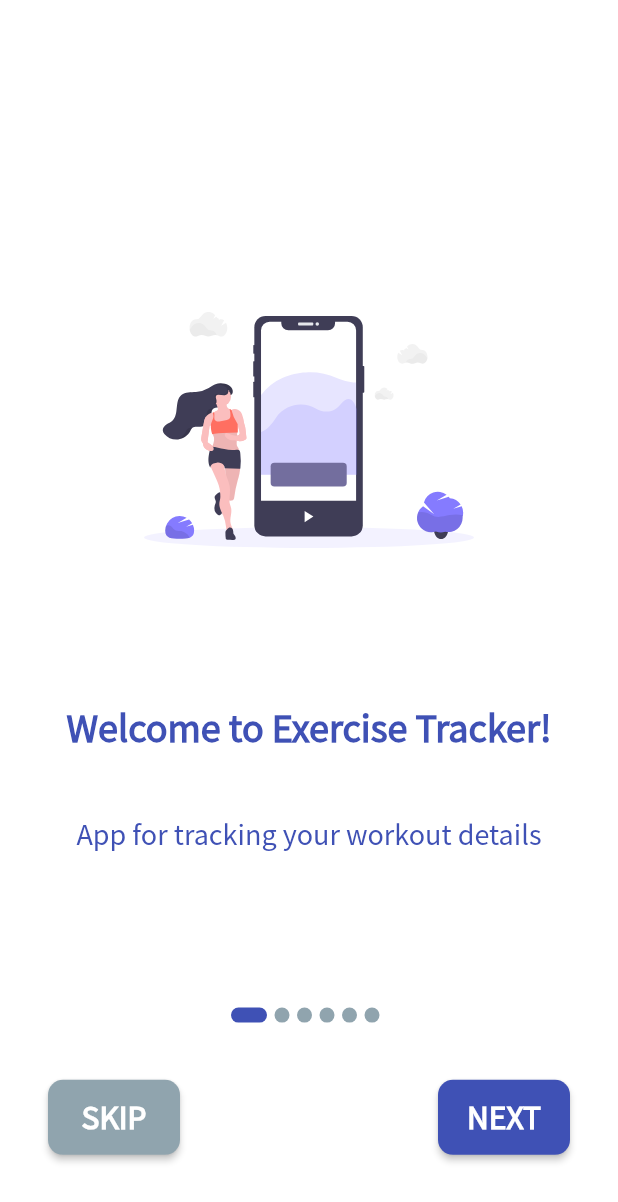
After one commit to sophiathy/fyp_app, a Flutter app: the UserManual screen opened by its route, on a phone screen of 412 x 824 dp. The commit adds this screen. Shown: the top 1202 px of the screen. Run offline on Flutter 3.47's test engine with Material 2 defaults, Android fonts, the phone set to English and light mode, and no system bars; our stand-ins replace animated_text_kit, awesome_dialog, cloud_firestore, csv, firebase_auth, firebase_storage and 12 more; accounts and stored records are empty.

Commit message:
10/3: - Added average speed to workoutSummary - Added SVGs, titles and contents to userManual (still working on it) - Updated all the dependencies - Fixed: must wait for logout to finish > redirect to login page - Fixed: added stream subscription to solve the issue in checkLogin

```diff
--- a/lib/main.dart
+++ b/lib/main.dart
@@ -1,12 +1,13 @@
 import 'package:firebase_core/firebase_core.dart';
 import 'package:flutter/material.dart';
+import 'package:fyp_app/screens/userManual.dart';
 import 'package:fyp_app/screens/workoutSummary.dart';
 import 'package:fyp_app/services/screenArguments.dart';
 import 'package:fyp_app/theme/darkProvider.dart';
-import 'package:fyp_app/screens/account/login.dart';
-import 'package:fyp_app/screens/account/register.dart';
+import 'package:fyp_app/screens/login.dart';
+import 'package:fyp_app/screens/register.dart';
 import 'package:fyp_app/screens/home.dart';
-import 'package:fyp_app/screens/checkLogin.dart';
+import 'package:fyp_app/services/checkLogin.dart';
 import 'package:fyp_app/screens/workingOut.dart';
 import 'package:fyp_app/services/authAccount.dart';
 import 'package:fyp_app/theme/theme.dart';
@@ -61,6 +62,7 @@ class _MyAppState extends State<MyApp> {
       child: Consumer<DarkProvider>(
           builder: (BuildContext context, value, Widget child) {
         return StreamProvider<UserProperties>.value(
+          initialData: null,
           value: AuthAccount().user, //accessing the user stream
           child: MaterialApp(
             debugShowCheckedModeBanner: false,
@@ -87,6 +89,11 @@ class _MyAppState extends State<MyApp> {
                       child: Register(),
                       type: PageTransitionType.rightToLeftWithFade);
                   break;
+                case '/userManual':
+                  return PageTransition(
+                      child: UserManual(),
+                      type: PageTransitionType.rightToLeftWithFade);
+                  break;
                 case '/home':
                   return PageTransition(
                       child: Home(),
@@ -99,6 +106,7 @@ class _MyAppState extends State<MyApp> {
                           duration: args.duration,
                           csvRows: args.csvRows,
                           todaySteps: args.todaySteps,
+                          averageSpeed: args.averageSpeed,
                           highestSpeed: args.highestSpeed),
                       type: PageTransitionType.rightToLeftWithFade);
                   break;
@@ -109,6 +117,7 @@ class _MyAppState extends State<MyApp> {
                           duration: args.duration,
                           csvRows: args.csvRows,
                           todaySteps: args.todaySteps,
+                          averageSpeed: args.averageSpeed,
                           highestSpeed: args.highestSpeed),
                       type: PageTransitionType.rightToLeftWithFade);
                   break;
@@ -116,13 +125,6 @@ class _MyAppState extends State<MyApp> {
                   return null;
               }
             },
-            //FIXME:route
-            // routes: {
-            //   "/checkLogin": (context) => CheckLogin(),
-            //   "/login": (context) => Login(),
-            //   "/register": (context) => Register(),
-            //   "/home": (context) => Home(),
-            // },
           ),
         );
       }),
--- a/lib/screens/account/login.dart
+++ b/lib/screens/login.dart
@@ -1,6 +1,6 @@
 import 'package:flutter/material.dart';
 import 'package:fyp_app/theme/constants.dart';
-import 'package:fyp_app/screens/account/errorMessage.dart';
+import 'package:fyp_app/widgets/errorMessage.dart';
 import 'package:fyp_app/services/authAccount.dart';
 import 'package:fyp_app/widgets/buttons.dart';
 import 'package:fyp_app/widgets/loading.dart';
--- a/lib/screens/account/register.dart
+++ b/lib/screens/register.dart
@@ -1,6 +1,6 @@
 import 'package:flutter/material.dart';
 import 'package:fyp_app/theme/constants.dart';
-import 'package:fyp_app/screens/account/errorMessage.dart';
+import 'package:fyp_app/widgets/errorMessage.dart';
 import 'package:fyp_app/services/authAccount.dart';
 import 'package:fyp_app/widgets/buttons.dart';
 
--- /dev/null
+++ b/lib/screens/userManual.dart
@@ -0,0 +1,139 @@
+import 'package:flutter/material.dart';
+import 'package:fyp_app/theme/constants.dart';
+import 'package:fyp_app/widgets/manualContent.dart';
+import 'package:fyp_app/widgets/pageIndicator.dart';
+
+class UserManual extends StatefulWidget {
+  @override
+  _UserManualState createState() => _UserManualState();
+}
+
+class _UserManualState extends State<UserManual> {
+  List<Widget> guides = [
+    ManualContent(
+      image: "assets/images/manual_1.svg",
+      title: "Welcome to Exercise Tracker!",
+      desc: "App for tracking your workout details",
+    ),
+    ManualContent(
+      image: "assets/images/manual_2.svg",
+      title: "Welcome to Exercise Tracker!",
+      desc: "blablabla",
+    ),
+    ManualContent(
+      image: "assets/images/manual_3.svg",
+      title: "Welcome to Exercise Tracker!",
+      desc: "blablabla",
+    ),
+    ManualContent(
+      image: "assets/images/manual_4.svg",
+      title: "Welcome to Exercise Tracker!",
+      desc: "blablabla",
+    ),
+    ManualContent(
+      image: "assets/images/manual_5.svg",
+      title: "Welcome to Exercise Tracker!",
+      desc: "blablabla",
+    ),
+    ManualContent(
+      image: "assets/images/manual_6.svg",
+      title: "Welcome to Exercise Tracker!",
+      desc: "blablabla",
+    ),
+  ];
+
+  int currentPageNo = 0;
+
+  @override
+  Widget build(BuildContext context) {
+    return Scaffold(
+      backgroundColor: Theme.of(context).indicatorColor,
+      body: Padding(
+        padding: const EdgeInsets.all(16.0),
+        child: SafeArea(
+          child: SizedBox(
+            width: double.infinity, //center everything
+            child: Column(
+              children: <Widget>[
+                Expanded(
+                  flex: 4,
+                  child: PageView.builder(
+                      onPageChanged: (value) {
+                        setState(() => currentPageNo = value);
+                      },
+                      itemCount: guides.length,
+                      itemBuilder: (context, index) {
+                        return guides[index];
+                      }),
+                ),
+                Expanded(
+                    flex: 1,
+                    child: Column(
+                      children: <Widget>[
+                        Spacer(),
+                        Row(
+                          mainAxisAlignment: MainAxisAlignment.center,
+                          children: List.generate(
+                            guides.length,
+                            (index) => PageIndicator(
+                                current: currentPageNo, pageNo: index),
+                          ),
+                        ),
+                        Spacer(),
+                        Padding(
+                          padding: const EdgeInsets.all(16.0),
+                          child: Row(
+                            children: <Widget>[
+                              RaisedButton(
+                                onPressed: (() => Navigator.of(context).pop()),
+                                color: kDisabled,
+                                shape: RoundedRectangleBorder(
+                                    borderRadius:
+                                        BorderRadius.circular(
+                                            10.0)),
+                                padding: EdgeInsets.symmetric(
+                                    horizontal: 10.0,
+                                    vertical: 10.0),
+                                child: Text(
+                                  "Skip".toUpperCase(),
+                                  style: TextStyle(
+                                    fontSize: 20.0,
+                                    fontWeight: FontWeight.bold,
+                                    color: Colors.white,
+                                  ),
+                                ),
+                              ),
+                              Spacer(),
+                              RaisedButton(
+                                onPressed: (){},
+                                color: kPrimaryColor_light,
+                                shape: RoundedRectangleBorder(
+                                    borderRadius:
+                                        BorderRadius.circular(
+                                            10.0)),
+                                padding: EdgeInsets.symmetric(
+                                    horizontal: 10.0,
+                                    vertical: 10.0),
+                                child: Text(
+                                  "Next".toUpperCase(),
+                                  style: TextStyle(
+                                    fontSize: 20.0,
+                                    fontWeight: FontWeight.bold,
+                                    color: Colors.white,
+                                  ),
+                                ),
+                              ),
+                            ],
+                          ),
+                        ),
+                        Spacer(),
+                      ],
+                    )),
+              ],
+            ),
+          ),
+        ),
+      ),
+    );
+  }
+}
--- a/lib/screens/workingOut.dart
+++ b/lib/screens/workingOut.dart
@@ -25,6 +25,7 @@ class WorkingOut extends StatefulWidget {
   final String duration;
   final List<List<String>> csvRows;
   final String todaySteps;
+  final double averageSpeed;
   final double highestSpeed;
 
   const WorkingOut({
@@ -33,6 +34,7 @@ class WorkingOut extends StatefulWidget {
     this.duration,
     this.csvRows,
     this.todaySteps,
+    this.averageSpeed,
     this.highestSpeed,
   }) : super(key: key);
 
@@ -71,6 +73,8 @@ class _WorkingOutState extends State<WorkingOut> {
 
   //speedometer
   double _currentSpeed = 0.0;
+  List<double> _allSpeed = [];
+  double _averageSpeed = 0.0;
   double _highestSpeed = 0.0;
 
   //pedometer
@@ -118,8 +122,8 @@ class _WorkingOutState extends State<WorkingOut> {
   void dispose() {
     for (StreamSubscription<dynamic> sub in _streamSub) sub.cancel();
     _timer.cancel();
-    if (_sw != null) _sw.cancel();
-    if (_record != null) _record.cancel();
+    _sw?.cancel();
+    _record?.cancel();
     super.dispose();
   }
 
@@ -224,6 +228,8 @@ class _WorkingOutState extends State<WorkingOut> {
   //speedometer
   void calculateSpeed(UserAccelerometerEvent e) {
     double speed = sqrt(pow(e.x, 2) + pow(e.y, 2) + pow(e.z, 2));
+
+    _allSpeed.add(speed);
 
     //unchanged on current speed detected
     if ((speed - _currentSpeed).abs() <= 0) return;
@@ -353,12 +359,19 @@ class _WorkingOutState extends State<WorkingOut> {
       noRecordToSaveDialog(
           context); //notify user that the no record will be saved
     else {
+      double sum = 0.0;
+      for (double s in _allSpeed)
+        sum += s;
+
+      setState(()=> _averageSpeed = sum / _allSpeed.length);
+
       Navigator.of(context).pushReplacementNamed('/workoutSummary',
           arguments: ScreenArguments(
             widget.workoutType,
             stopwatchTime,
             rows,
             _steps,
+            _averageSpeed,
             _highestSpeed,
           ));
     }
@@ -414,6 +427,7 @@ class _WorkingOutState extends State<WorkingOut> {
     return new WillPopScope(
       onWillPop: () async => false, //disable the system back button
       child: FutureProvider(
+        initialData: null,
         create: (content) =>
             geo.getCurrentLocation(), //current location of the user
         child: Scaffold(
--- a/lib/screens/workoutSummary.dart
+++ b/lib/screens/workoutSummary.dart
@@ -21,6 +21,7 @@ class WorkoutSummary extends StatefulWidget {
   final String duration;
   final List<List<String>> csvRows;
   final String todaySteps;
+  final double averageSpeed;
   final double highestSpeed;
 
   const WorkoutSummary({
@@ -29,6 +30,7 @@ class WorkoutSummary extends StatefulWidget {
     this.duration,
     this.csvRows,
     this.todaySteps,
+    this.averageSpeed,
     this.highestSpeed,
   }) : super(key: key);
 
@@ -159,6 +161,7 @@ class _WorkoutSummaryState extends State<WorkoutSummary> {
     return new WillPopScope(
       onWillPop: () async => false, //disable the system back button
       child: FutureProvider(
+        initialData: null,
         create: (content) =>
             geo.getCurrentLocation(), //current location of the user
         child: Scaffold(
@@ -187,7 +190,7 @@ class _WorkoutSummaryState extends State<WorkoutSummary> {
                 child: Stack(
                   children: <Widget>[
                     SectionCard(
-                      height: 280.0,
+                      height: 330.0,
                       title: "Workout Summary",
                     ),
 
@@ -221,6 +224,9 @@ class _WorkoutSummaryState extends State<WorkoutSummary> {
                                 )
                               : SizedBox(height: 10.0),
 
+                          DetailRow(title: 'Average Speed :', content: "${widget.averageSpeed.toStringAsFixed(1)} m/s\u00B2"),
+
+                          SizedBox(height: 10.0),
                           DetailRow(title: 'Highest Speed :', content: "${widget.highestSpeed.toStringAsFixed(1)} m/s\u00B2"),
                         ],
                       ),
@@ -229,7 +235,7 @@ class _WorkoutSummaryState extends State<WorkoutSummary> {
                 ),
               ),
               Padding(
-                padding: const EdgeInsets.symmetric(horizontal: 16.0),
+                padding: const EdgeInsets.only(left: 16.0, right: 16.0, bottom: 20.0),
                 child: Buttons(
                   name: "Return to Home",
                   press: (() =>
--- a/lib/screens/checkLogin.dart
+++ b/lib/services/checkLogin.dart
@@ -12,6 +12,8 @@ class CheckLogin extends StatefulWidget {
 }
 
 class _CheckLoginState extends State<CheckLogin> {
+  StreamSubscription<User> _firebaseAuthSubs;
+
   @override
   void initState() {
     super.initState();
@@ -24,6 +26,7 @@ class _CheckLoginState extends State<CheckLogin> {
 
   @override
   void dispose() {
+    _firebaseAuthSubs?.cancel();
     super.dispose();
   }
 
@@ -63,7 +66,7 @@ class _CheckLoginState extends State<CheckLogin> {
   }
 
   void navigate() async {
-    FirebaseAuth.instance.authStateChanges().listen((User u) {
+    _firebaseAuthSubs = FirebaseAuth.instance.authStateChanges().listen((User u) {
       print(u);
       //return Login page or Home screen
       if (u == null)
--- a/lib/services/screenArguments.dart
+++ b/lib/services/screenArguments.dart
@@ -3,6 +3,7 @@ class ScreenArguments {
   String duration;
   List<List<String>> csvRows;
   String todaySteps;
+  double averageSpeed;
   double highestSpeed;
 
   ScreenArguments(
@@ -10,6 +11,7 @@ class ScreenArguments {
     this.duration,
     this.csvRows,
     this.todaySteps,
+    this.averageSpeed,
     this.highestSpeed,
   );
 }
--- a/lib/widgets/ExerciseBtn.dart
+++ b/lib/widgets/ExerciseBtn.dart
@@ -32,7 +32,7 @@ class ExerciseBtn extends StatelessWidget {
         child: InkWell(
           borderRadius: BorderRadius.circular(20.0),  //shape of tapping
           onTap: (){
-            Navigator.of(context).pushReplacementNamed('/workingOut', arguments: ScreenArguments(workoutType, "00:00:00", [], "0", 0.0));
+            Navigator.of(context).pushReplacementNamed('/workingOut', arguments: ScreenArguments(workoutType, "00:00:00", [], "0", 0.0, 0.0));
           },
           child: Padding(
             padding: const EdgeInsets.symmetric(horizontal: 10.0, vertical: 5.0),
--- /dev/null
+++ b/lib/widgets/manualContent.dart
@@ -0,0 +1,40 @@
+import 'package:flutter/material.dart';
+import 'package:flutter_svg/flutter_svg.dart';
+
+class ManualContent extends StatelessWidget {
+  final String image, title, desc;
+
+  const ManualContent({
+    Key key,
+    this.image,
+    this.title,
+    this.desc,
+  }) : super(key: key);
+
+  @override
+  Widget build(BuildContext context) {
+    return Column(
+      children: <Widget>[
+        Spacer(),
+        SvgPicture.asset(
+          image,
+          height: 200.0,
+          width: 220.0,
+        ),
+        SizedBox(height: 80.0),
+        Text(
+          title,
+          style: Theme.of(context).textTheme.headline5,
+        ),
+        SizedBox(height: 40.0),
+        Text(
+          desc,
+          style: Theme.of(context).textTheme.bodyText2.copyWith(
+            fontSize: 18.0,
+          ),
+        ),
+        SizedBox(height: 80.0),
+      ],
+    );
+  }
+}
--- /dev/null
+++ b/lib/widgets/pageIndicator.dart
@@ -0,0 +1,28 @@
+import 'package:flutter/material.dart';
+import 'package:fyp_app/theme/constants.dart';
+
+class PageIndicator extends StatelessWidget {
+  final int current;
+  final int pageNo;
+
+  const PageIndicator({
+    Key key,
+    this.current,
+    this.pageNo,
+  }) : super(key: key);
+
+  @override
+  Widget build(BuildContext context) {
+    return AnimatedContainer(
+      duration: const Duration(milliseconds: 200),
+      curve: Curves.bounceIn,
+      margin: EdgeInsets.only(right: 5.0),
+      height: 10.0,
+      width: current == pageNo ? 24.0 : 10.0,
+      decoration: BoxDecoration(
+        borderRadius: BorderRadius.circular(5.0),
+        color: current == pageNo ? Theme.of(context).primaryColor : kDisabled,
+      ),
+    );
+  }
+}
--- a/lib/widgets/settingsDrawer.dart
+++ b/lib/widgets/settingsDrawer.dart
@@ -69,7 +69,9 @@ class _SettingsDrawerState extends State<SettingsDrawer> {
           SettingsOptions(
             icon: Icons.import_contacts_rounded,
             title: "User Manual",
-            tap: () {},
+            tap: () {
+              Navigator.of(context).pushNamed('/userManual');
+            },
           ),
           SettingsOptions(
             icon: Icons.info_rounded,
@@ -85,9 +87,11 @@ class _SettingsDrawerState extends State<SettingsDrawer> {
                 print("Logout Successfully.");
               });
 
-              await _authenticate.logout(); //update the stream to null
-              Navigator.of(context).pushNamedAndRemoveUntil(
-                  '/login', (Route<dynamic> route) => false);
+              //update the stream to null
+              await _authenticate.logout().then((_){
+                Navigator.of(context).pushNamedAndRemoveUntil('/login', (Route<dynamic> route) => false);
+              });
+
             },
           ),
         ],
```
Also changed, not shown: pubspec.yaml (+20 -20 lines), assets/images/manual_1.svg (renamed from assets/images/undraw_fitness_tracker_3033.svg), assets/images/manual_2.svg (renamed from assets/images/undraw_fitness_stats_sht6.svg), assets/images/manual_3.svg (renamed from assets/images/undraw_healthy_lifestyle_6tyl.svg), assets/images/manual_4.svg (renamed from assets/images/undraw_walk_in_the_city_1ma6.svg), assets/images/manual_5.svg (renamed from assets/images/undraw_working_out_6psf.svg), assets/images/manual_6.svg (renamed from assets/images/undraw_activity_tracker_1l9o.svg), lib/widgets/errorMessage.dart (renamed from lib/screens/account/errorMessage.dart), pubspec.lock.
